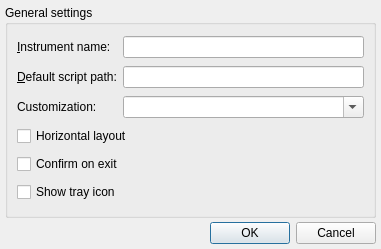
The window that lib/nicos/gui/prefs.ui (mlz-ictrl/nicos) describes before a commit, drawn with Qt 5.
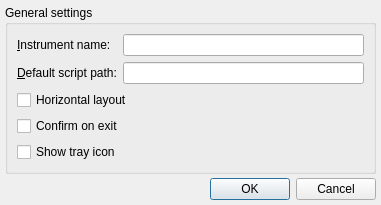
The same window after the commit.

Commit message: Remove old-style customization support.

What changed in the file:
```diff
--- a/lib/nicos/gui/prefs.ui
+++ b/lib/nicos/gui/prefs.ui
@@ -7,7 +7,7 @@
     <x>0</x>
     <y>0</y>
     <width>381</width>
-    <height>249</height>
+    <height>205</height>
    </rect>
   </property>
   <property name="windowTitle">
@@ -72,38 +72,21 @@
       <item row="1" column="1">
        <widget class="QLineEdit" name="scriptpath"/>
       </item>
-      <item row="2" column="0">
-       <widget class="QLabel" name="label_4">
-        <property name="text">
-         <string>Customization:</string>
-        </property>
-        <property name="buddy">
-         <cstring>scriptpath</cstring>
-        </property>
-       </widget>
-      </item>
-      <item row="4" column="0" colspan="2">
+      <item row="3" column="0" colspan="2">
        <widget class="QCheckBox" name="horzLayout">
         <property name="text">
          <string>Horizontal layout</string>
         </property>
        </widget>
       </item>
-      <item row="5" column="0" colspan="2">
+      <item row="4" column="0" colspan="2">
        <widget class="QCheckBox" name="confirmExit">
         <property name="text">
          <string>Confirm on exit</string>
         </property>
        </widget>
       </item>
-      <item row="2" column="1">
-       <widget class="QComboBox" name="customname">
-        <property name="editable">
-         <bool>true</bool>
-        </property>
-       </widget>
-      </item>
-      <item row="6" column="0" colspan="2">
+      <item row="5" column="0" colspan="2">
        <widget class="QCheckBox" name="showTrayIcon">
         <property name="text">
          <string>Show tray icon</string>
```
The commit also changes 5 other files.
